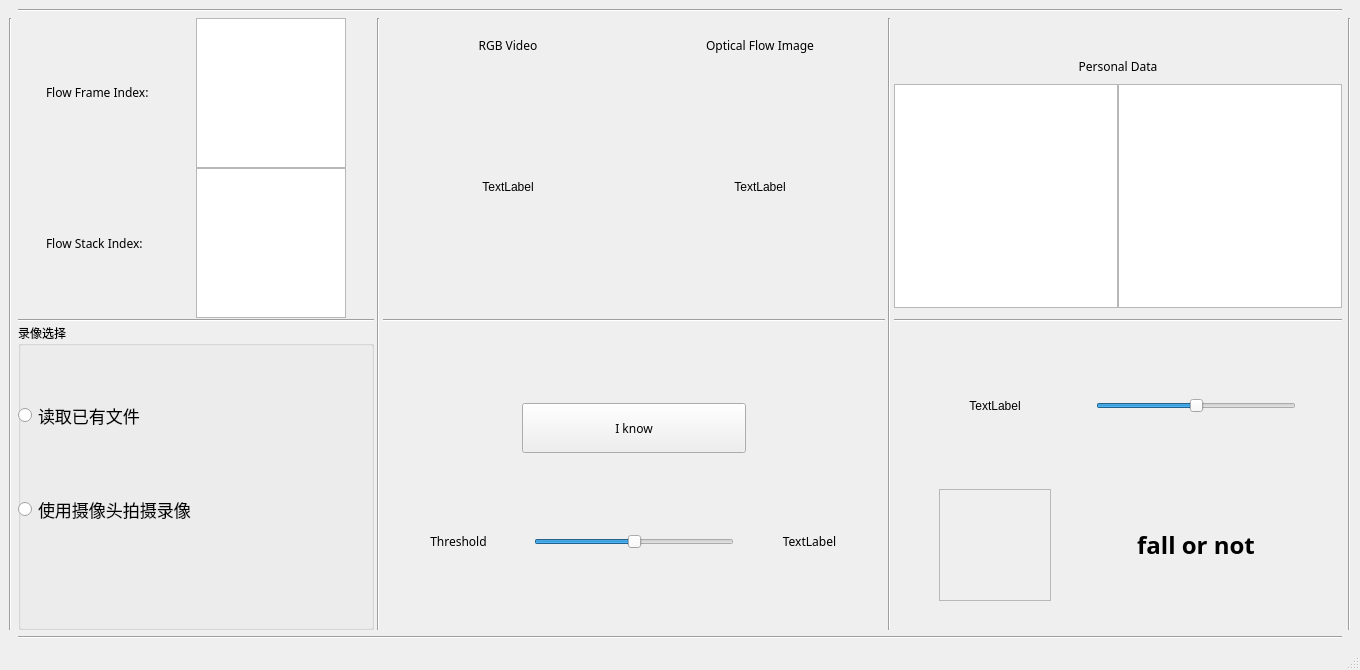
First picture: the form in windows/MainWindow.ui, repository NeonHo/Nirvana_Fall_Detection_System, before the edit.
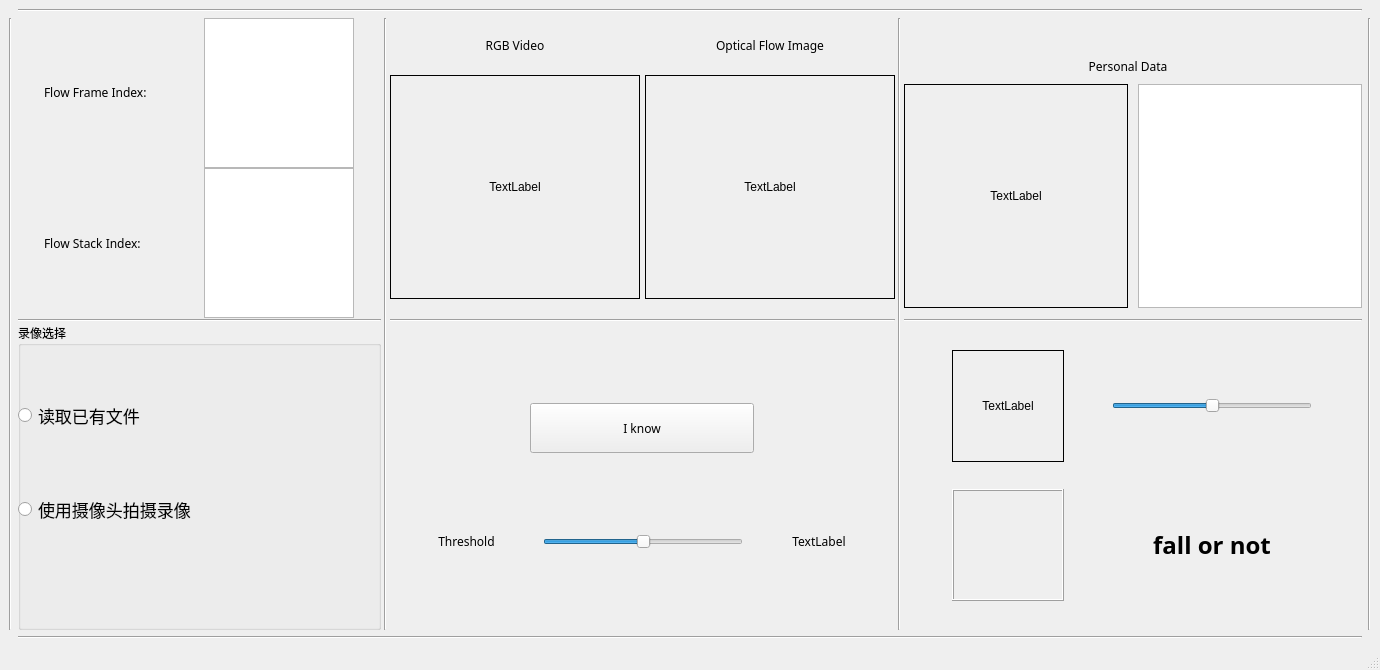
Second picture: the form after the edit.

Commit message: add personal data.

Diff of the .ui file:
```diff
--- a/windows/MainWindow.ui
+++ b/windows/MainWindow.ui
@@ -6,7 +6,7 @@
    <rect>
     <x>0</x>
     <y>0</y>
-    <width>1360</width>
+    <width>1380</width>
     <height>670</height>
    </rect>
   </property>
@@ -18,13 +18,13 @@
   </property>
   <property name="minimumSize">
    <size>
-    <width>1360</width>
+    <width>1380</width>
     <height>670</height>
    </size>
   </property>
   <property name="maximumSize">
    <size>
-    <width>1360</width>
+    <width>1380</width>
     <height>670</height>
    </size>
   </property>
@@ -52,13 +52,7 @@
         <item row="2" column="0">
          <layout class="QGridLayout" name="gridLayout_2_1">
           <item row="0" column="0">
-           <widget class="QGraphicsView" name="graphicsView_poto">
-            <property name="sizePolicy">
-             <sizepolicy hsizetype="Fixed" vsizetype="Fixed">
-              <horstretch>0</horstretch>
-              <verstretch>0</verstretch>
-             </sizepolicy>
-            </property>
+           <widget class="QLabel" name="label_photo">
             <property name="minimumSize">
              <size>
               <width>224</width>
@@ -71,10 +65,35 @@
               <height>224</height>
              </size>
             </property>
+            <property name="frameShape">
+             <enum>QFrame::Box</enum>
+            </property>
+            <property name="text">
+             <string>TextLabel</string>
+            </property>
+            <property name="alignment">
+             <set>Qt::AlignCenter</set>
+            </property>
            </widget>
           </item>
           <item row="0" column="1">
-           <widget class="QTextBrowser" name="textBrowser_data">
+           <spacer name="horizontalSpacer">
+            <property name="orientation">
+             <enum>Qt::Horizontal</enum>
+            </property>
+            <property name="sizeType">
+             <enum>QSizePolicy::Fixed</enum>
+            </property>
+            <property name="sizeHint" stdset="0">
+             <size>
+              <width>10</width>
+              <height>10</height>
+             </size>
+            </property>
+           </spacer>
+          </item>
+          <item row="0" column="2">
+           <widget class="QPlainTextEdit" name="plainTextEdit_data">
             <property name="sizePolicy">
              <sizepolicy hsizetype="Fixed" vsizetype="Fixed">
               <horstretch>0</horstretch>
@@ -133,7 +152,7 @@
        </layout>
       </item>
       <item row="0" column="2">
-       <layout class="QGridLayout" name="gridLayout_1" rowstretch="0,0" columnstretch="0,0">
+       <layout class="QGridLayout" name="gridLayout_1" rowstretch="0,0" columnstretch="0,0,0">
         <property name="sizeConstraint">
          <enum>QLayout::SetMinAndMaxSize</enum>
         </property>
@@ -143,6 +162,68 @@
         <property name="verticalSpacing">
          <number>3</number>
         </property>
+        <item row="1" column="0">
+         <widget class="QLabel" name="label_rgb">
+          <property name="sizePolicy">
+           <sizepolicy hsizetype="Expanding" vsizetype="Expanding">
+            <horstretch>0</horstretch>
+            <verstretch>0</verstretch>
+           </sizepolicy>
+          </property>
+          <property name="minimumSize">
+           <size>
+            <width>250</width>
+            <height>224</height>
+           </size>
+          </property>
+          <property name="maximumSize">
+           <size>
+            <width>250</width>
+            <height>224</height>
+           </size>
+          </property>
+          <property name="frameShape">
+           <enum>QFrame::Box</enum>
+          </property>
+          <property name="text">
+           <string>TextLabel</string>
+          </property>
+          <property name="alignment">
+           <set>Qt::AlignCenter</set>
+          </property>
+         </widget>
+        </item>
+        <item row="1" column="2">
+         <widget class="QLabel" name="label_fl">
+          <property name="sizePolicy">
+           <sizepolicy hsizetype="Fixed" vsizetype="Fixed">
+            <horstretch>0</horstretch>
+            <verstretch>0</verstretch>
+           </sizepolicy>
+          </property>
+          <property name="minimumSize">
+           <size>
+            <width>250</width>
+            <height>224</height>
+           </size>
+          </property>
+          <property name="maximumSize">
+           <size>
+            <width>250</width>
+            <height>224</height>
+           </size>
+          </property>
+          <property name="frameShape">
+           <enum>QFrame::Box</enum>
+          </property>
+          <property name="text">
+           <string>TextLabel</string>
+          </property>
+          <property name="alignment">
+           <set>Qt::AlignCenter</set>
+          </property>
+         </widget>
+        </item>
         <item row="0" column="0">
          <widget class="QLabel" name="label_RGB">
           <property name="sizePolicy">
@@ -176,7 +257,7 @@
           </property>
          </widget>
         </item>
-        <item row="0" column="1">
+        <item row="0" column="2">
          <widget class="QLabel" name="label_flow">
           <property name="sizePolicy">
            <sizepolicy hsizetype="Expanding" vsizetype="Expanding">
@@ -209,61 +290,21 @@
           </property>
          </widget>
         </item>
-        <item row="1" column="0">
-         <widget class="QLabel" name="label_rgb">
-          <property name="sizePolicy">
-           <sizepolicy hsizetype="Expanding" vsizetype="Expanding">
-            <horstretch>0</horstretch>
-            <verstretch>0</verstretch>
-           </sizepolicy>
-          </property>
-          <property name="minimumSize">
-           <size>
-            <width>250</width>
-            <height>224</height>
-           </size>
-          </property>
-          <property name="maximumSize">
-           <size>
-            <width>250</width>
-            <height>224</height>
-           </size>
-          </property>
-          <property name="text">
-           <string>TextLabel</string>
-          </property>
-          <property name="alignment">
-           <set>Qt::AlignCenter</set>
-          </property>
-         </widget>
-        </item>
         <item row="1" column="1">
-         <widget class="QLabel" name="label_fl">
-          <property name="sizePolicy">
-           <sizepolicy hsizetype="Fixed" vsizetype="Fixed">
-            <horstretch>0</horstretch>
-            <verstretch>0</verstretch>
-           </sizepolicy>
+         <spacer name="horizontalSpacer_3">
+          <property name="orientation">
+           <enum>Qt::Horizontal</enum>
           </property>
-          <property name="minimumSize">
-           <size>
-            <width>250</width>
-            <height>224</height>
-           </size>
+          <property name="sizeType">
+           <enum>QSizePolicy::Fixed</enum>
           </property>
-          <property name="maximumSize">
+          <property name="sizeHint" stdset="0">
            <size>
-            <width>250</width>
-            <height>224</height>
+            <width>3</width>
+            <height>20</height>
            </size>
           </property>
-          <property name="text">
-           <string>TextLabel</string>
-          </property>
-          <property name="alignment">
-           <set>Qt::AlignCenter</set>
-          </property>
-         </widget>
+         </spacer>
         </item>
        </layout>
       </item>
@@ -283,6 +324,9 @@
             <height>112</height>
            </size>
           </property>
+          <property name="frameShape">
+           <enum>QFrame::Box</enum>
+          </property>
           <property name="text">
            <string>TextLabel</string>
           </property>
@@ -343,7 +387,7 @@
            <bool>false</bool>
           </property>
           <property name="frameShape">
-           <enum>QFrame::StyledPanel</enum>
+           <enum>QFrame::Box</enum>
           </property>
           <property name="frameShadow">
            <enum>QFrame::Raised</enum>
@@ -533,23 +577,7 @@
        <layout class="QGridLayout" name="gridLayout_9">
         <item row="0" column="0">
          <layout class="QGridLayout" name="gridLayout_8">
-          <item row="1" column="1">
-           <widget class="QPlainTextEdit" name="FlowProcessTextEdit">
-            <property name="minimumSize">
-             <size>
-              <width>150</width>
-              <height>0</height>
-             </size>
-            </property>
-            <property name="maximumSize">
-             <size>
-              <width>150</width>
-              <height>150</height>
-             </size>
-            </property>
-           </widget>
-          </item>
-          <item row="2" column="1">
+          <item row="2" column="2">
            <widget class="QPlainTextEdit" name="FlowStackTextEdit">
             <property name="maximumSize">
              <size>
@@ -559,6 +587,46 @@
             </property>
            </widget>
           </item>
+          <item row="1" column="2">
+           <widget class="QPlainTextEdit" name="FlowProcessTextEdit">
+            <property name="minimumSize">
+             <size>
+              <width>150</width>
+              <height>0</height>
+             </size>
+            </property>
+            <property name="maximumSize">
+             <size>
+              <width>150</width>
+              <height>150</height>
+             </size>
+            </property>
+           </widget>
+          </item>
+          <item row="1" column="0">
+           <widget class="QLabel" name="FlowProcessLabel">
+            <property name="minimumSize">
+             <size>
+              <width>150</width>
+              <height>150</height>
+             </size>
+            </property>
+            <property name="maximumSize">
+             <size>
+              <width>150</width>
+              <height>150</height>
+             </size>
+            </property>
+            <property name="font">
+             <font>
+              <family>Arial Black</family>
+             </font>
+            </property>
+            <property name="text">
+             <string>&lt;html&gt;&lt;head/&gt;&lt;body&gt;&lt;p&gt;Flow Frame Index:&lt;/p&gt;&lt;/body&gt;&lt;/html&gt;</string>
+            </property>
+           </widget>
+          </item>
           <item row="2" column="0">
            <widget class="QLabel" name="FlowStackLabel">
             <property name="minimumSize">
@@ -583,29 +651,21 @@
             </property>
            </widget>
           </item>
-          <item row="1" column="0">
-           <widget class="QLabel" name="FlowProcessLabel">
-            <property name="minimumSize">
-             <size>
-              <width>150</width>
-              <height>150</height>
-             </size>
+          <item row="1" column="1" rowspan="2">
+           <spacer name="horizontalSpacer_2">
+            <property name="orientation">
+             <enum>Qt::Horizontal</enum>
             </property>
-            <property name="maximumSize">
+            <property name="sizeType">
+             <enum>QSizePolicy::Fixed</enum>
+            </property>
+            <property name="sizeHint" stdset="0">
              <size>
-              <width>150</width>
-              <height>150</height>
+              <width>10</width>
+              <height>20</height>
              </size>
             </property>
-            <property name="font">
-             <font>
-              <family>Arial Black</family>
-             </font>
-            </property>
-            <property name="text">
-             <string>&lt;html&gt;&lt;head/&gt;&lt;body&gt;&lt;p&gt;Flow Frame Index:&lt;/p&gt;&lt;/body&gt;&lt;/html&gt;</string>
-            </property>
-           </widget>
+           </spacer>
           </item>
          </layout>
         </item>
```
Left out of the diff: 2 changed lines with no effect on the pictures. The commit also changes 3 other files.
